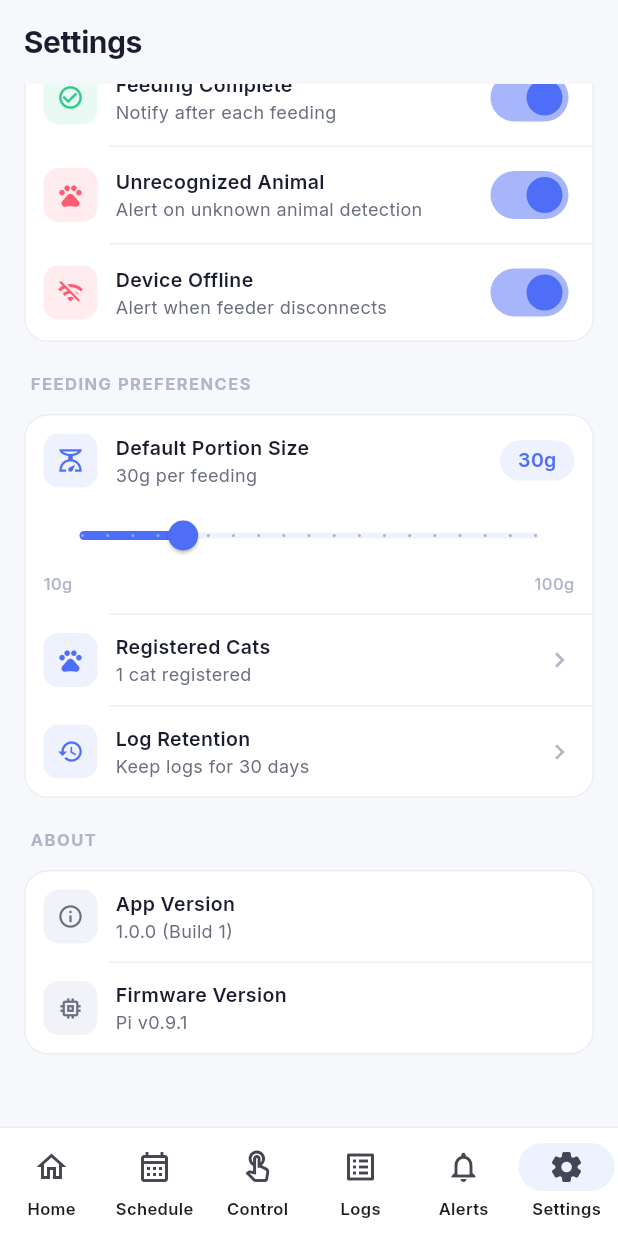
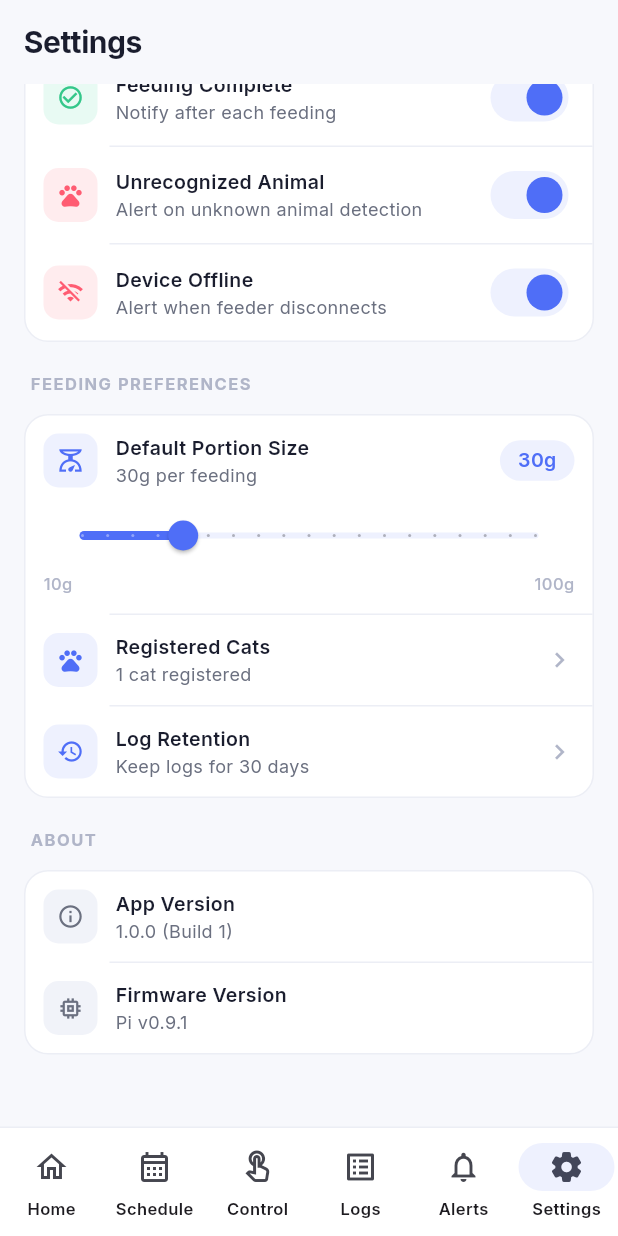
Before and after one commit to jenanmashhour12/AI_Cat_Feeder_System, a Flutter app: the screen it shows after launch, item 6 of the bottom bar chosen, scrolled down 495 dp, on a phone screen of 412 x 824 dp. Run offline on Flutter 3.47's test engine with Material 3 defaults, Android fonts, the phone set to English and light mode, and no system bars; our stand-ins replace cloud_firestore, firebase_core, google_fonts; accounts and stored records are empty.

Commit message:
Final Firebase integration and code cleanup

```diff
--- a/lib/core/theme/app_theme.dart
+++ b/lib/core/theme/app_theme.dart
@@ -14,7 +14,6 @@ class AppTheme {
         seedColor: AppColors.primary,
         primary: AppColors.primary,
         surface: AppColors.surface,
-        background: AppColors.background,
         error: AppColors.error,
         brightness: Brightness.light,
       ),
--- a/lib/screens/manual_control/manual_control_screen.dart
+++ b/lib/screens/manual_control/manual_control_screen.dart
@@ -343,7 +343,7 @@ class _ManualControlScreenState extends State<ManualControlScreen> {
         color: AppColors.warningLight,
         borderRadius: BorderRadius.circular(AppSpacing.cardRadius),
         border: Border.all(
-          color: AppColors.warning.withOpacity(0.3),
+          color: AppColors.warning.withValues(alpha: 0.3),
           width: 1,
         ),
       ),
--- a/lib/screens/manual_control/widgets/action_result_banner.dart
+++ b/lib/screens/manual_control/widgets/action_result_banner.dart
@@ -16,7 +16,7 @@ class ActionResultBanner extends StatelessWidget {
         color: result.bg,
         borderRadius: BorderRadius.circular(AppSpacing.cardRadius),
         border: Border.all(
-          color: result.color.withOpacity(0.3),
+          color: result.color.withValues(alpha: 0.3),
           width: 1,
         ),
       ),
@@ -26,7 +26,7 @@ class ActionResultBanner extends StatelessWidget {
             width: 36,
             height: 36,
             decoration: BoxDecoration(
-              color: result.color.withOpacity(0.15),
+              color: result.color.withValues(alpha: 0.15),
               borderRadius: BorderRadius.circular(AppSpacing.iconRadius - 2),
             ),
             child: Icon(result.icon, color: result.color, size: 18),
--- a/lib/screens/manual_control/widgets/portion_selector.dart
+++ b/lib/screens/manual_control/widgets/portion_selector.dart
@@ -85,7 +85,7 @@ class PortionSelector extends StatelessWidget {
             activeTrackColor: AppColors.primary,
             inactiveTrackColor: AppColors.primaryLight,
             thumbColor: AppColors.primary,
-            overlayColor: AppColors.primary.withOpacity(0.12),
+            overlayColor: AppColors.primary.withValues(alpha: 0.12),
             trackHeight: 4,
             thumbShape: const RoundSliderThumbShape(enabledThumbRadius: 10),
           ),
--- a/lib/screens/notifications/notifications_screen.dart
+++ b/lib/screens/notifications/notifications_screen.dart
@@ -312,8 +312,9 @@ class _NotificationTile extends StatelessWidget {
             color: AppColors.surface,
             borderRadius: BorderRadius.circular(AppSpacing.cardRadius),
             border: Border.all(
-              color:
-                  isUnread ? _iconColor.withOpacity(0.3) : AppColors.cardBorder,
+              color: isUnread
+                  ? _iconColor.withValues(alpha: 0.3)
+                  : AppColors.cardBorder,
               width: isUnread ? 1.5 : 1,
             ),
           ),
--- a/lib/screens/schedule/widgets/schedule_form_sheet.dart
+++ b/lib/screens/schedule/widgets/schedule_form_sheet.dart
@@ -174,7 +174,7 @@ class _ScheduleFormSheetState extends State<ScheduleFormSheet> {
               color: AppColors.primaryLight,
               borderRadius: BorderRadius.circular(AppSpacing.cardRadius),
               border: Border.all(
-                color: AppColors.primary.withOpacity(0.3),
+                color: AppColors.primary.withValues(alpha: 0.3),
                 width: 1.5,
               ),
             ),
@@ -267,7 +267,7 @@ class _ScheduleFormSheetState extends State<ScheduleFormSheet> {
             activeTrackColor: AppColors.primary,
             inactiveTrackColor: AppColors.primaryLight,
             thumbColor: AppColors.primary,
-            overlayColor: AppColors.primary.withOpacity(0.12),
+            overlayColor: AppColors.primary.withValues(alpha: 0.12),
             trackHeight: 4,
             thumbShape: const RoundSliderThumbShape(enabledThumbRadius: 10),
           ),
--- a/lib/screens/settings/settings_screen.dart
+++ b/lib/screens/settings/settings_screen.dart
@@ -315,7 +315,7 @@ class _SettingsScreenState extends State<SettingsScreen> {
               activeTrackColor: AppColors.primary,
               inactiveTrackColor: AppColors.primaryLight,
               thumbColor: AppColors.primary,
-              overlayColor: AppColors.primary.withOpacity(0.12),
+              overlayColor: AppColors.primary.withValues(alpha: 0.12),
               trackHeight: 4,
               thumbShape: const RoundSliderThumbShape(enabledThumbRadius: 10),
             ),
@@ -492,7 +492,8 @@ class _SwitchTile extends StatelessWidget {
             Switch.adaptive(
               value: value,
               onChanged: onChanged,
-              activeColor: AppColors.primary,
+              activeThumbColor: AppColors.primary,
+              activeTrackColor: AppColors.primaryLight,
             ),
           ],
         ),
```
Also changed, not shown: lib/screens/dashboard/dashboard_screen.dart (+4 -4 lines), lib/screens/schedule/widgets/schedule_card.dart (+4 -3 lines).
